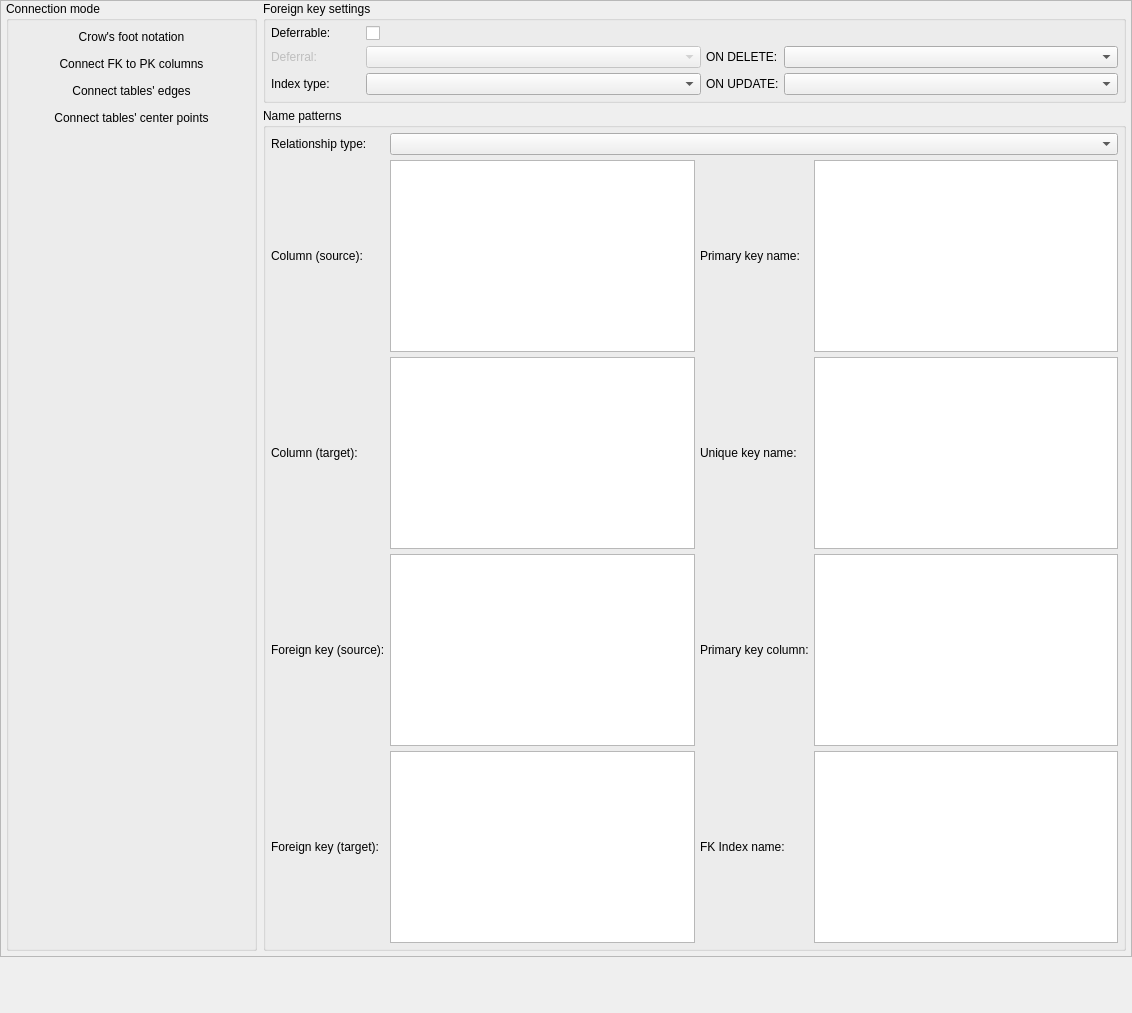
Before: the Qt Designer form libs/libgui/ui/settings/relationshipconfigwidget.ui in arichiardi/pgmodeler, drawn with Qt 5.
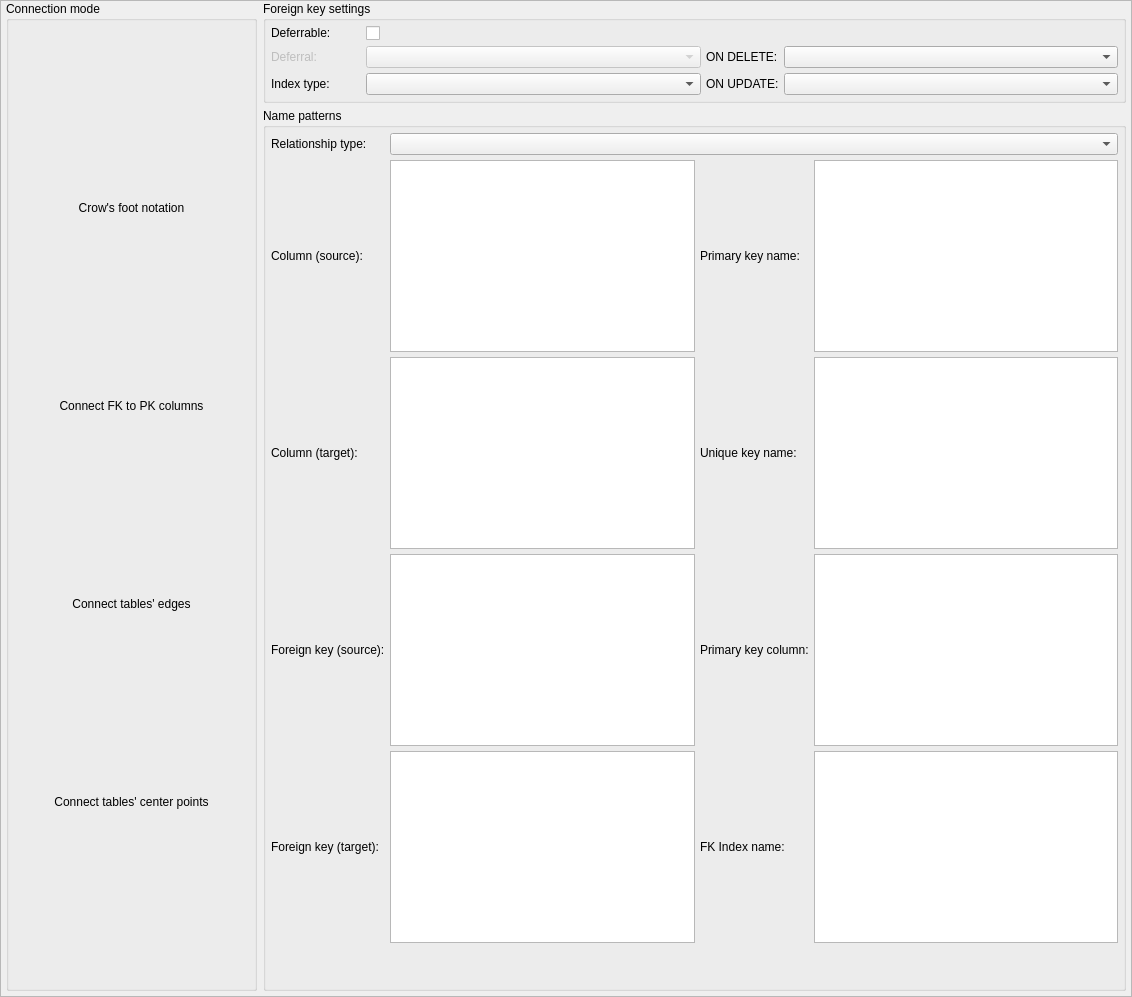
After: the same form once the commit is applied. Icons and pictures are not drawn.

```diff
--- a/libs/libgui/ui/settings/relationshipconfigwidget.ui
+++ b/libs/libgui/ui/settings/relationshipconfigwidget.ui
@@ -7,7 +7,7 @@
     <x>0</x>
     <y>0</y>
     <width>1132</width>
-    <height>1013</height>
+    <height>997</height>
    </rect>
   </property>
   <property name="sizePolicy">
@@ -34,6 +34,12 @@
    </property>
    <item>
     <widget class="QFrame" name="bg_frame">
+     <property name="sizePolicy">
+      <sizepolicy hsizetype="Preferred" vsizetype="Fixed">
+       <horstretch>0</horstretch>
+       <verstretch>0</verstretch>
+      </sizepolicy>
+     </property>
      <property name="frameShape">
       <enum>QFrame::Shape::StyledPanel</enum>
      </property>
@@ -240,19 +246,6 @@
              </property>
             </widget>
            </item>
-           <item>
-            <spacer name="verticalSpacer">
-             <property name="orientation">
-              <enum>Qt::Orientation::Vertical</enum>
-             </property>
-             <property name="sizeHint" stdset="0">
-              <size>
-               <width>20</width>
-               <height>40</height>
-              </size>
-             </property>
-            </spacer>
-           </item>
           </layout>
          </widget>
         </item>
@@ -864,7 +857,7 @@
             </widget>
            </item>
            <item row="5" column="2">
-            <spacer name="verticalSpacer_3">
+            <spacer name="verticalSpacer">
              <property name="orientation">
               <enum>Qt::Orientation::Vertical</enum>
              </property>
```
Left out of the diff: 284 changed lines with no effect on the pictures.
